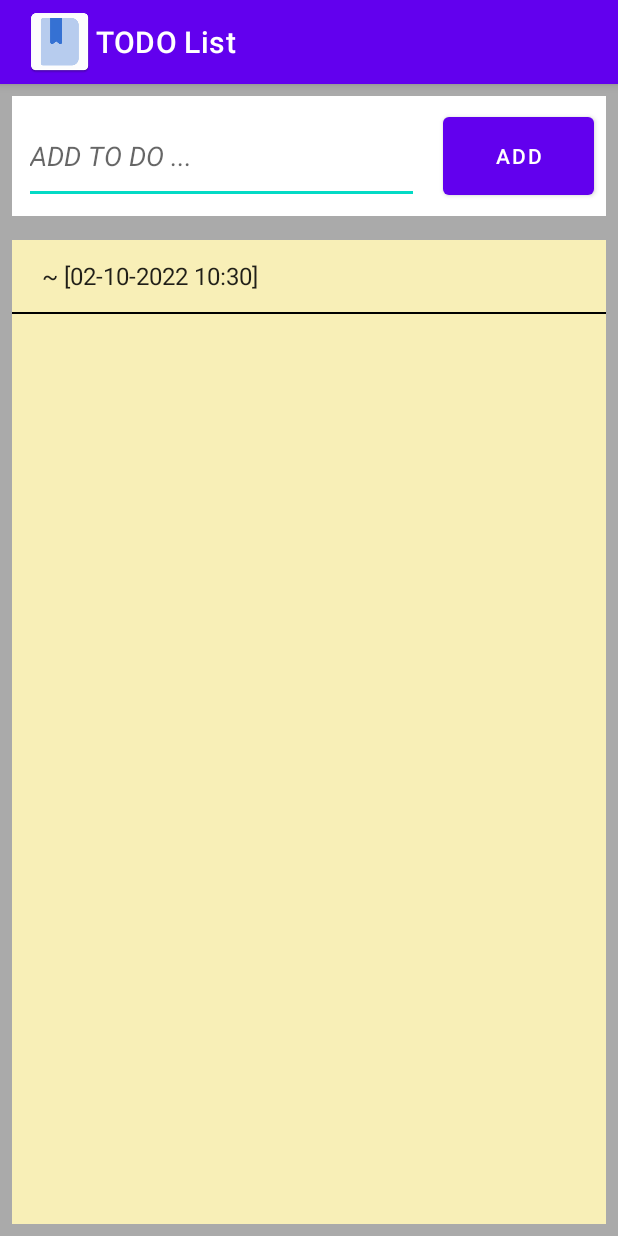
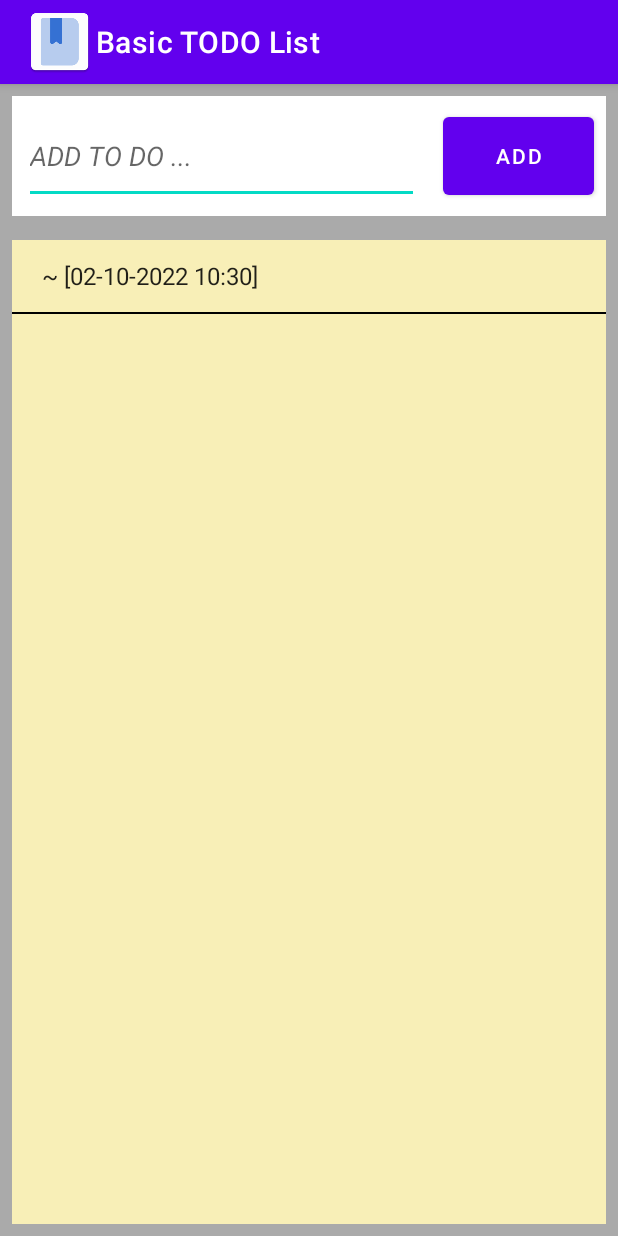
Before and after one commit to MCZack95/TODOList, an Android app: the screen it shows after launch (MainActivity), after a tap on "ADD", on a phone screen of 412 x 824 dp. Run offline under Robolectric (Android 15) with nearby library versions, the phone set to English and light mode, and no system bars.

Commit message:
Changed action bar title

```diff
--- a/app/src/main/java/com/madcode/todolist/MainActivity.kt
+++ b/app/src/main/java/com/madcode/todolist/MainActivity.kt
@@ -27,7 +27,7 @@ class MainActivity : AppCompatActivity() {
         supportActionBar!!.setDisplayShowHomeEnabled(true)
         supportActionBar!!.setLogo(R.mipmap.logo_image)
         supportActionBar!!.setDisplayUseLogoEnabled(true)
-        supportActionBar!!.title = "TODO List"
+        supportActionBar!!.title = "Basic TODO List"
 
         setContentView(R.layout.activity_main)
 
```
